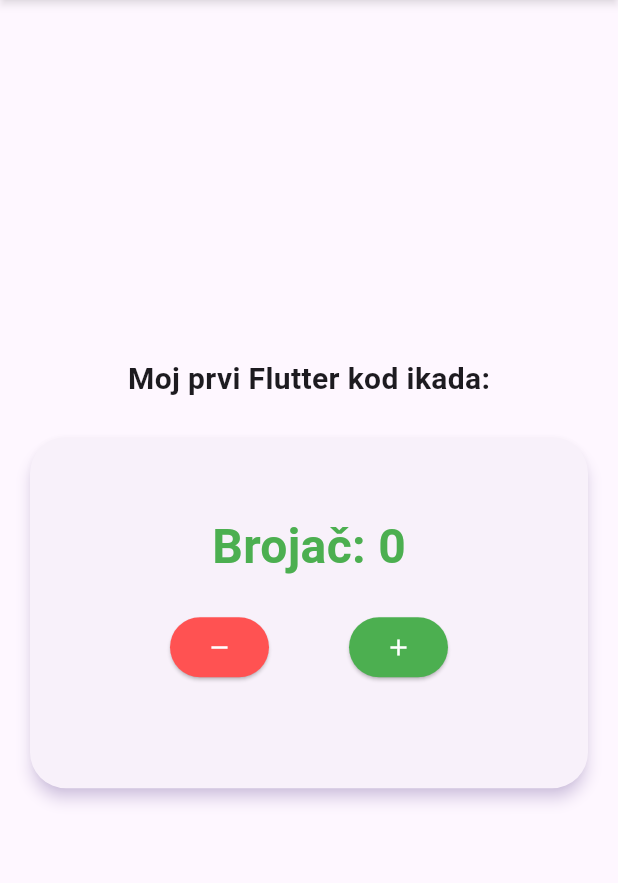
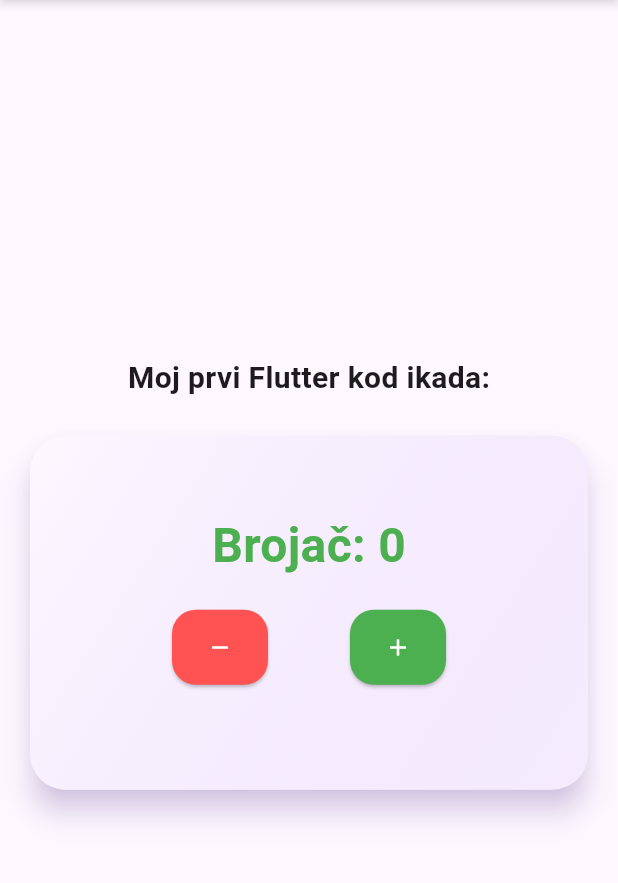
Before and after one commit to benjamin-cero/flutter_playground, a Flutter app: the screen it shows after launch, on a phone screen of 412 x 824 dp, the part 84-967 px from its top. Run offline on Flutter 3.47's test engine with Material 3 defaults, Android fonts, the light colour scheme and no system bars; our stand-ins replace shared_preferences.

Commit message:
Refactor drawer items and polish UI
Add a reusable _buildDrawerItem helper to replace repeated Drawer ListTile code and enable selected styling. Polish multiple UI components: increase Card elevation, add rounded gradient container for the old counter card, round and pad increment/decrement buttons, and fix reset button layout. Update todo input to a filled, rounded TextField with shadow and adjusted spacing; style FAB with elevation and rounded shape. Change checkbox to circular with deep purple active color. Overall changes improve UI consistency, reduce duplication, and modernize visuals.

```diff
--- a/lib/main.dart
+++ b/lib/main.dart
@@ -141,6 +141,39 @@ class _MainMenuScreenState extends State<MainMenuScreen> {
     ];
   }
 
+  Widget _buildDrawerItem({
+    required int index,
+    required IconData icon,
+    required String title,
+  }) {
+    final isSelected = _selectedIndex == index;
+    return Container(
+      margin: const EdgeInsets.symmetric(horizontal: 12, vertical: 4),
+      child: ListTile(
+        shape: RoundedRectangleBorder(
+          borderRadius: BorderRadius.circular(12),
+        ),
+        selected: isSelected,
+        selectedTileColor: Theme.of(context).colorScheme.primaryContainer,
+        leading: Icon(
+          icon,
+          color: isSelected ? Theme.of(context).colorScheme.primary : null,
+        ),
+        title: Text(
+          title,
+          style: TextStyle(
+            fontWeight: isSelected ? FontWeight.w600 : FontWeight.normal,
+            color: isSelected ? Theme.of(context).colorScheme.primary : null,
+          ),
+        ),
+        onTap: () {
+          setState(() => _selectedIndex = index);
+          Navigator.pop(context);
+        },
+      ),
+    );
+  }
+
   @override
   Widget build(BuildContext context) {
     return Scaffold(
@@ -185,63 +218,14 @@ class _MainMenuScreenState extends State<MainMenuScreen> {
                 ),
               ),
             ),
-            ListTile(
-              leading: const Icon(Icons.calculate),
-              title: const Text('1. Old Counter App'),
-              onTap: () {
-                setState(() => _selectedIndex = 0);
-                Navigator.pop(context);
-              },
-            ),
-            ListTile(
-              leading: const Icon(Icons.list_alt),
-              title: const Text('2. Todo List (State Test)'),
-              onTap: () {
-                setState(() => _selectedIndex = 1);
-                Navigator.pop(context);
-              },
-            ),
-            ListTile(
-              leading: const Icon(Icons.cloud_download),
-              title: const Text('3. API Fetching (JSON)'),
-              onTap: () {
-                setState(() => _selectedIndex = 2);
-                Navigator.pop(context);
-              },
-            ),
-            ListTile(
-              leading: const Icon(Icons.animation),
-              title: const Text('4. Animations & UI'),
-              onTap: () {
-                setState(() => _selectedIndex = 3);
-                Navigator.pop(context);
-              },
-            ),
+            _buildDrawerItem(index: 0, icon: Icons.calculate, title: '1. Old Counter App'),
+            _buildDrawerItem(index: 1, icon: Icons.list_alt, title: '2. Todo List (State Test)'),
+            _buildDrawerItem(index: 2, icon: Icons.cloud_download, title: '3. API Fetching (JSON)'),
+            _buildDrawerItem(index: 3, icon: Icons.animation, title: '4. Animations & UI'),
             const Divider(),
-            ListTile(
-              leading: const Icon(Icons.calculate),
-              title: const Text('5. Tip Calculator 💰'),
-              onTap: () {
-                setState(() => _selectedIndex = 4);
-                Navigator.pop(context);
-              },
-            ),
-            ListTile(
-              leading: const Icon(Icons.account_balance_wallet),
-              title: const Text('6. Finance Dashboard 📈'),
-              onTap: () {
-                setState(() => _selectedIndex = 5);
-                Navigator.pop(context);
-              },
-            ),
-            ListTile(
-              leading: const Icon(Icons.settings),
-              title: const Text('7. Settings ⚙️'),
-              onTap: () {
-                setState(() => _selectedIndex = 6);
-                Navigator.pop(context);
-              },
-            ),
+            _buildDrawerItem(index: 4, icon: Icons.calculate, title: '5. Tip Calculator 💰'),
+            _buildDrawerItem(index: 5, icon: Icons.account_balance_wallet, title: '6. Finance Dashboard 📈'),
+            _buildDrawerItem(index: 6, icon: Icons.settings, title: '7. Settings ⚙️'),
           ],
         ),
       ),
@@ -303,10 +287,22 @@ class _CounterAppOldState extends State<CounterAppOld> {
           ),
           const SizedBox(height: 20),
           Card(
-            elevation: 4,
+            elevation: 8,
             shadowColor: Colors.deepPurple.withOpacity(0.4),
             shape: RoundedRectangleBorder(
               borderRadius: BorderRadius.circular(24),
+            ),
+            child: Container(
+              decoration: BoxDecoration(
+                borderRadius: BorderRadius.circular(24),
+                gradient: LinearGradient(
+                  colors: [
+                    Theme.of(context).cardColor,
+                    Theme.of(context).colorScheme.primaryContainer.withOpacity(0.3),
+                  ],
+                  begin: Alignment.topLeft,
+                  end: Alignment.bottomRight,
+                ),
               ),
               child: Padding(
                 padding: const EdgeInsets.symmetric(
@@ -331,6 +327,10 @@ class _CounterAppOldState extends State<CounterAppOld> {
                         onPressed: _smanji,
                         style: ElevatedButton.styleFrom(
                           backgroundColor: Colors.redAccent,
+                          shape: RoundedRectangleBorder(
+                            borderRadius: BorderRadius.circular(16),
+                          ),
+                          padding: const EdgeInsets.all(16),
                         ),
                         child: const Icon(Icons.remove, color: Colors.white),
                       ),
@@ -338,6 +338,10 @@ class _CounterAppOldState extends State<CounterAppOld> {
                         onPressed: _povecaj,
                         style: ElevatedButton.styleFrom(
                           backgroundColor: Colors.green,
+                          shape: RoundedRectangleBorder(
+                            borderRadius: BorderRadius.circular(16),
+                          ),
+                          padding: const EdgeInsets.all(16),
                         ),
                         child: const Icon(Icons.add, color: Colors.white),
                       ),
@@ -351,6 +355,7 @@ class _CounterAppOldState extends State<CounterAppOld> {
                         label: const Text('Resetuj'),
                       ),
                   ],
+                ),
               ),
             ),
           ),
@@ -423,20 +428,39 @@ class _TodoListScreenState extends State<TodoListScreen> {
           child: Row(
             children: [
               Expanded(
+                child: Container(
+                  decoration: BoxDecoration(
+                    boxShadow: [
+                      BoxShadow(
+                        color: Colors.black.withOpacity(0.05),
+                        blurRadius: 10,
+                        offset: const Offset(0, 4),
+                      ),
+                    ],
+                  ),
                   child: TextField(
                     controller: _textController,
                     decoration: InputDecoration(
                       hintText: 'Unesi novi task...',
+                      filled: true,
+                      fillColor: Theme.of(context).cardColor,
                       border: OutlineInputBorder(
-                      borderRadius: BorderRadius.circular(10),
-                    ),
+                        borderRadius: BorderRadius.circular(16),
+                        borderSide: BorderSide.none,
+                      ),
+                      contentPadding: const EdgeInsets.symmetric(horizontal: 20, vertical: 16),
                     ),
                     onSubmitted: (_) => _addTask(),
                   ),
                 ),
-              const SizedBox(width: 10),
+              ),
+              const SizedBox(width: 12),
               FloatingActionButton(
                 onPressed: _addTask,
+                elevation: 4,
+                shape: RoundedRectangleBorder(
+                  borderRadius: BorderRadius.circular(16),
+                ),
                 child: const Icon(Icons.add),
               ),
             ],
@@ -473,9 +497,8 @@ class _TodoListScreenState extends State<TodoListScreen> {
                       vertical: 4,
                     ),
                     leading: Checkbox(
-                      shape: RoundedRectangleBorder(
-                        borderRadius: BorderRadius.circular(4),
-                      ),
+                      shape: const CircleBorder(),
+                      activeColor: Colors.deepPurple,
                       value: task['done'],
                       onChanged: (bool? value) {
                         setState(() {
```
Lines whose indentation alone changed are shown as unchanged.
